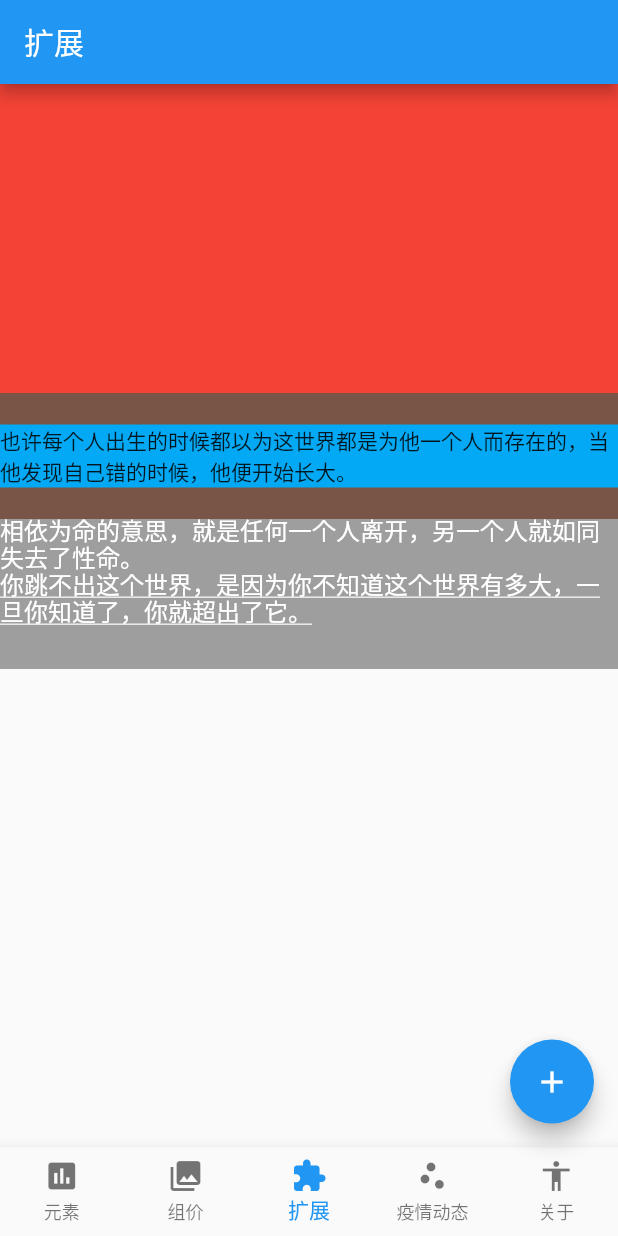
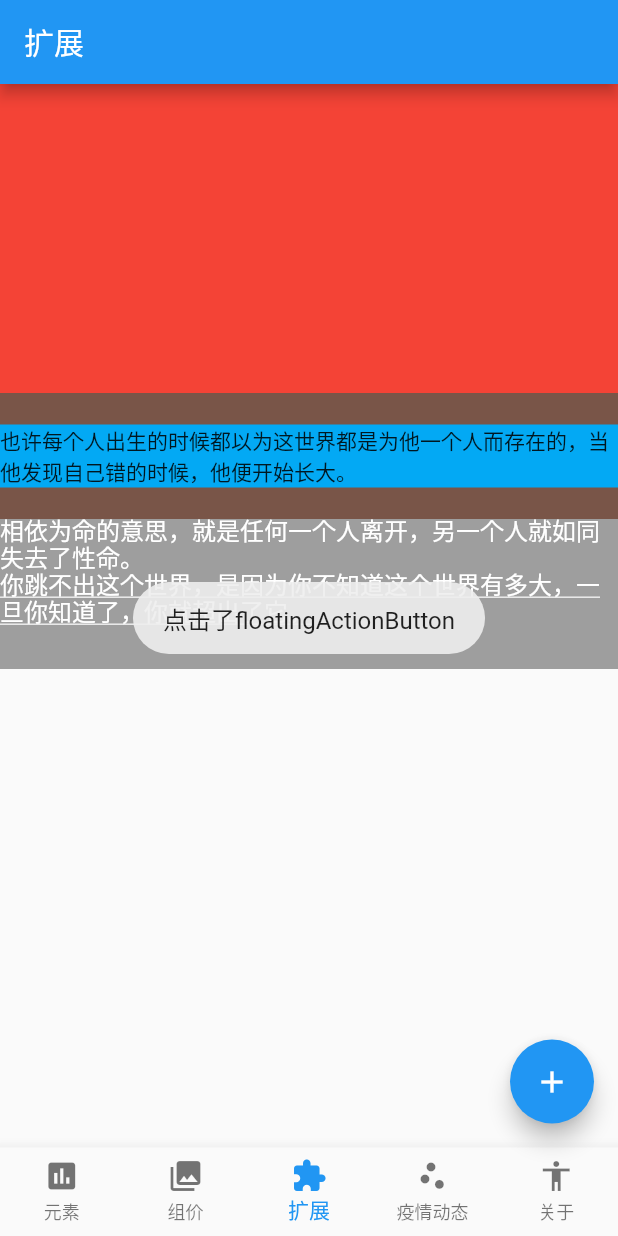
Before and after one commit to liangyuetian/color-ui-fork, a Flutter app: the screen it shows after launch, item 3 of the bottom bar chosen, after a tap on the "add" icon, on a phone screen of 412 x 824 dp. Run offline on Flutter 3.47's test engine with Material 2 defaults, Android fonts, the phone set to English and light mode, and no system bars; our stand-ins replace fluttertoast; network calls fail.

```diff
--- a/lib/main.dart
+++ b/lib/main.dart
@@ -1,4 +1,5 @@
 import 'package:flutter/material.dart';
+import 'package:fluttertoast/fluttertoast.dart';
 
 import 'package:color_ui/view/element.dart';
 import 'package:color_ui/view/component.dart';
@@ -35,14 +36,6 @@ class MyHomePage extends StatefulWidget {
 }
 
 class _MyHomePageState extends State<MyHomePage> {
-  int _counter = 0;
-
-  void _incrementCounter() {
-    setState(() {
-      _counter++;
-    });
-  }
-
   List<BottomNavigationBarItem> bottomBarItems = [];
   Map<BottomNavigationBarItem, StatefulWidget> viewMap = {
     BottomNavigationBarItem(icon: Icon(Icons.insert_chart), title: Text('元素')): Chemical(),
@@ -63,10 +56,28 @@ class _MyHomePageState extends State<MyHomePage> {
     });
   }
 
+  int _counter = 0;
+
+  void _incrementCounter() {
+    setState(() {
+      _counter++;
+    });
+
+    Fluttertoast.showToast(
+      msg: '点击了floatingActionButton',
+      toastLength: Toast.LENGTH_LONG, //
+      fontSize: 16, // 字体大小
+      timeInSecForIos: 10, // 停留的时长
+      gravity: ToastGravity.CENTER // 弹出的位置
+    );
+    Future.delayed(Duration(seconds: 1), () {
+      print('延迟1s');
+    });
+  }
+
   void _tap(int index) {
     setState(() {
       _currentIndex = index;
-
     });
   }
 
```
